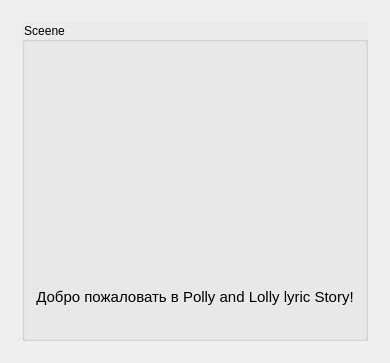
Before: the Qt Designer form widget.ui in Pchelovec/PollyAndLolly, drawn with Qt 5.
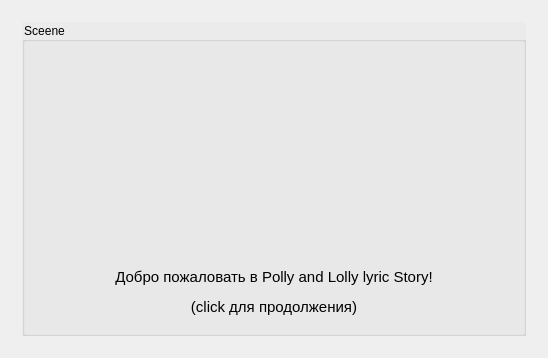
After: the same form once the commit is applied. Custom widgets are drawn as their Qt base class.

```diff
--- a/widget.ui
+++ b/widget.ui
@@ -6,8 +6,8 @@
    <rect>
     <x>0</x>
     <y>0</y>
-    <width>366</width>
-    <height>363</height>
+    <width>548</width>
+    <height>358</height>
    </rect>
   </property>
   <property name="windowTitle">
@@ -239,7 +239,7 @@
              </font>
             </property>
             <property name="text">
-             <string>Добро пожаловать в Polly and Lolly lyric Story!</string>
+             <string>&lt;html&gt;&lt;head/&gt;&lt;body&gt;&lt;p&gt;Добро пожаловать в Polly and Lolly lyric Story!&lt;/p&gt;&lt;p&gt;(click для продолжения)&lt;/p&gt;&lt;/body&gt;&lt;/html&gt;</string>
             </property>
             <property name="alignment">
              <set>Qt::AlignCenter</set>
```
